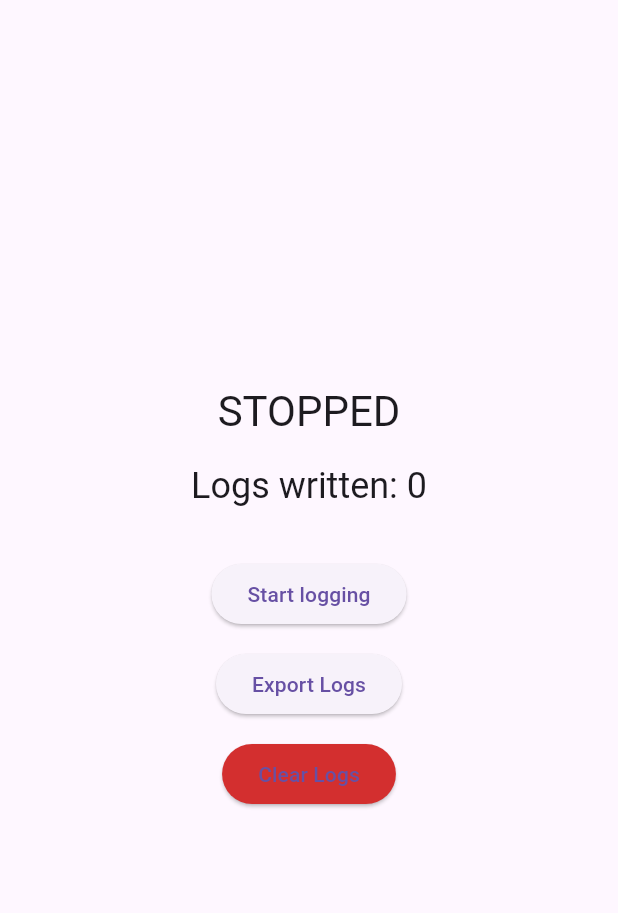
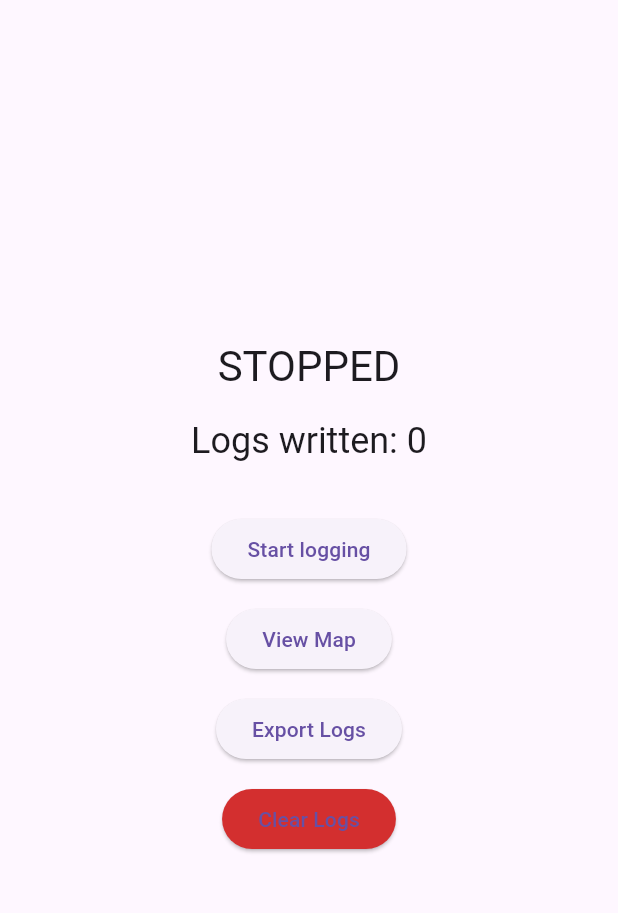
Before and after one commit to reetikahais/app, a Flutter app: the screen it shows after launch, on a phone screen of 412 x 824 dp, the part 63-976 px from its top. Run offline on Flutter 3.47's test engine with Material 3 defaults, Android fonts, the phone set to English and light mode, and no system bars; our stand-ins replace battery_plus, cross_file, flutter_local_notifications, geolocator, permission_handler, share_plus and 3 more; missing offline and left inert: flutter_background_service, flutter_background_service_android; accounts and stored records are empty; statements that could not run were skipped.

Commit message:
feat(flutter): wire in-app map screen into main.dart

```diff
--- a/flutter/lib/main.dart
+++ b/flutter/lib/main.dart
@@ -10,11 +10,14 @@ import 'package:path_provider/path_provider.dart';
 import 'package:permission_handler/permission_handler.dart';
 import 'package:share_plus/share_plus.dart';
 import 'package:shared_preferences/shared_preferences.dart';
+import 'package:webview_flutter/webview_flutter.dart';
 
 import 'db.dart';
 import 'debouncer.dart';
 import 'location_task.dart';
 import 'logger.dart';
+import 'map_animator_html.dart';
+import 'map_points.dart';
 
 const Duration lifecycleDebounceDelay = Duration(milliseconds: 300);
 
@@ -75,6 +78,8 @@ class LoggerHome extends StatefulWidget {
 class _LoggerHomeState extends State<LoggerHome> with WidgetsBindingObserver {
   int _count = 0;
   bool _running = false;
+  bool _showMap = false;
+  WebViewController? _mapController;
   final _lifecycleDebouncer = Debouncer(lifecycleDebounceDelay);
 
   @override
@@ -175,6 +180,39 @@ class _LoggerHomeState extends State<LoggerHome> with WidgetsBindingObserver {
     }
   }
 
+  Future<void> _refreshMap() async {
+    final db = await openLogDb();
+    final rows = await getAllLogs(db);
+    final points = buildMapPoints(rows);
+    final controller = WebViewController()
+      ..setJavaScriptMode(JavaScriptMode.unrestricted)
+      ..addJavaScriptChannel('FlutterExport', onMessageReceived: _handleMapExport)
+      ..loadHtmlString(animatorHtml(points));
+    setState(() => _mapController = controller);
+  }
+
+  Future<void> _openMap() async {
+    await _refreshMap();
+    setState(() => _showMap = true);
+  }
+
+  Future<void> _handleMapExport(JavaScriptMessage message) async {
+    try {
+      final data = jsonDecode(message.message) as Map<String, dynamic>;
+      final filename = data['filename'] as String;
+      final content = data['content'] as String;
+      final dir = await getApplicationDocumentsDirectory();
+      final exportFile = File(p.join(dir.path, filename));
+      await exportFile.writeAsString(content);
+      await SharePlus.instance.share(ShareParams(files: [XFile(exportFile.path)]));
+    } catch (err) {
+      if (!mounted) return;
+      ScaffoldMessenger.of(context).showSnackBar(
+        SnackBar(content: Text('Map export failed: $err')),
+      );
+    }
+  }
+
   Future<void> _confirmClearLogs() async {
     final confirmed = await showDialog<bool>(
       context: context,
@@ -212,6 +250,27 @@ class _LoggerHomeState extends State<LoggerHome> with WidgetsBindingObserver {
 
   @override
   Widget build(BuildContext context) {
+    if (_showMap) {
+      return Scaffold(
+        appBar: AppBar(
+          title: const Text('RaahMitra Map'),
+          leading: IconButton(
+            icon: const Icon(Icons.arrow_back),
+            onPressed: () => setState(() => _showMap = false),
+          ),
+          actions: [
+            IconButton(
+              icon: const Icon(Icons.refresh),
+              onPressed: _refreshMap,
+            ),
+          ],
+        ),
+        body: _mapController == null
+            ? const Center(child: CircularProgressIndicator())
+            : WebViewWidget(controller: _mapController!),
+      );
+    }
+
     return Scaffold(
       appBar: AppBar(title: const Text('RaahMitra GPS Logger (Flutter)')),
       body: Center(
@@ -230,6 +289,11 @@ class _LoggerHomeState extends State<LoggerHome> with WidgetsBindingObserver {
             ),
             const SizedBox(height: 12),
             ElevatedButton(
+              onPressed: _openMap,
+              child: const Text('View Map'),
+            ),
+            const SizedBox(height: 12),
+            ElevatedButton(
               onPressed: _exportLogs,
               child: const Text('Export Logs'),
             ),
```
